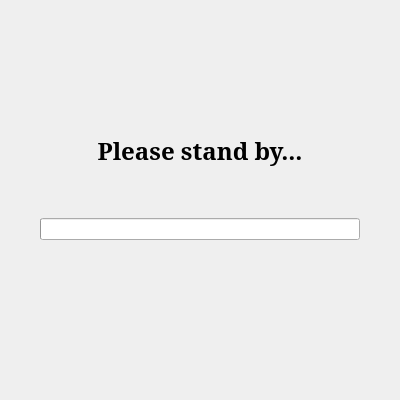
This is anna_graphica/busybox.ui in matrixsmaster/ANNA as Qt 5 draws it before an edit. The edited form follows.
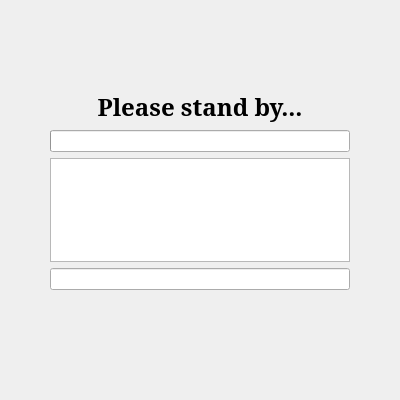
This is the edited form. Icons and pictures are not drawn.

Commit message: GUI: added more interactivity to BusyBox

```diff
--- a/anna_graphica/busybox.ui
+++ b/anna_graphica/busybox.ui
@@ -35,21 +35,19 @@
   <property name="modal">
    <bool>true</bool>
   </property>
-  <layout class="QVBoxLayout" name="verticalLayout_2">
+  <layout class="QVBoxLayout" name="verticalLayout">
    <property name="leftMargin">
-    <number>40</number>
+    <number>50</number>
    </property>
    <property name="topMargin">
     <number>90</number>
    </property>
    <property name="rightMargin">
-    <number>40</number>
+    <number>50</number>
    </property>
    <property name="bottomMargin">
-    <number>160</number>
+    <number>110</number>
    </property>
-   <item>
-    <layout class="QVBoxLayout" name="verticalLayout">
      <item>
       <widget class="QLabel" name="label">
        <property name="font">
@@ -145,7 +143,15 @@
        </property>
       </widget>
      </item>
-    </layout>
+   <item>
+    <widget class="QPlainTextEdit" name="aiOutput">
+     <property name="readOnly">
+      <bool>true</bool>
+     </property>
+    </widget>
+   </item>
+   <item>
+    <widget class="QLineEdit" name="usrInput"/>
    </item>
   </layout>
  </widget>
```
Lines whose indentation alone changed are shown as unchanged. The commit also changes 4 other files.
